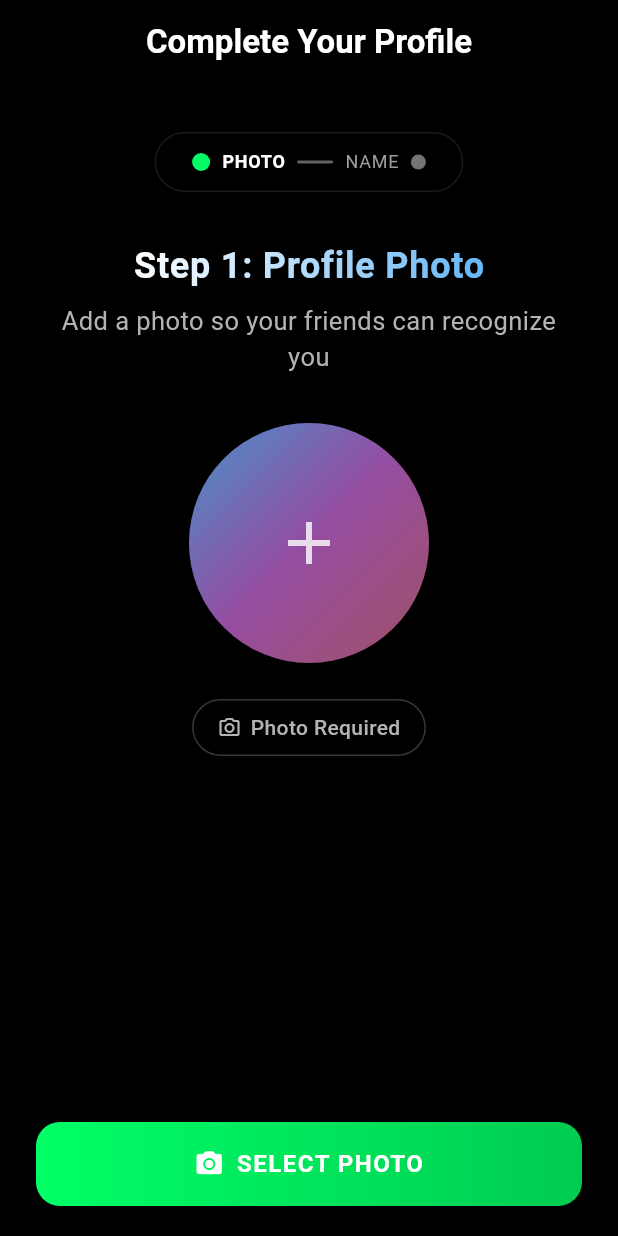
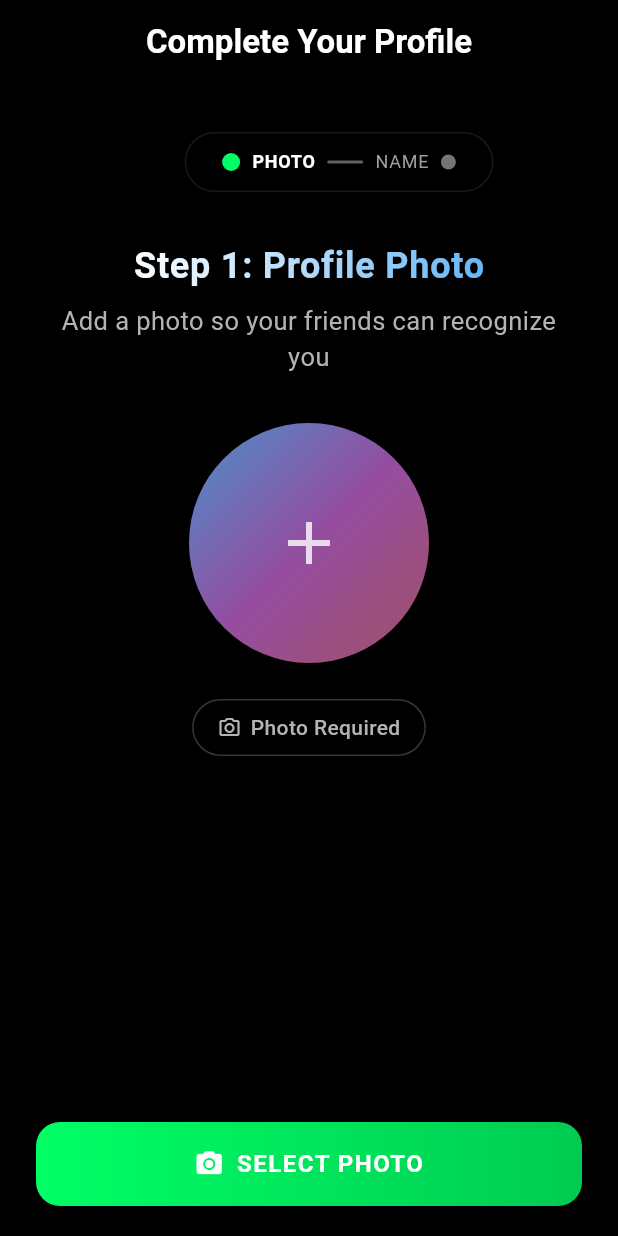
Before and after one commit to DuckBuck-Studios/DuckBuck-AI-Walkie-Talkie, a Flutter app: the ProfileCompletionScreen screen opened by its route, on a phone screen of 412 x 824 dp. Run offline on Flutter 3.47's test engine with Material 3 defaults, Android fonts, the light colour scheme and no system bars; drawn by our look-alikes of flutter_animate; our stand-ins replace cached_network_image, cloud_firestore, country_code_picker, dio, firebase_analytics, firebase_auth and 16 more; missing offline and left inert: firebase_app_check; accounts and stored records are empty.

Commit message:
enhance: Add smooth right-to-left slide transitions
- Enhanced ProfileNameSection with staggered right-to-left slide animations for all components
- Added right-to-left slide animation to ProfileStepIndicator during step transitions
- Increased main AnimatedSwitcher slide distance from 0.3 to 1.0 for full right-to-left effect
- Each element slides in with decreasing distance for natural staggered effect:
  - Header: 100px slide distance
  - Input field: 80px slide distance
  - Progress indicator: 60px slide distance
  - Requirements: 40px slide distance
- Step indicator slides 20px during transitions for subtle movement
- Improved fade timing from 0.3 to 0.2 interval for smoother appearance

```diff
--- a/lib/features/auth/screens/profile_completion_screen.dart
+++ b/lib/features/auth/screens/profile_completion_screen.dart
@@ -609,7 +609,7 @@ class _ProfileCompletionScreenState extends State<ProfileCompletionScreen>
                                   transitionBuilder: (Widget child, Animation<double> animation) {
                                     // Right to left slide transition with overflow clipping
                                     final slideAnimation = Tween<Offset>(
-                                      begin: const Offset(0.3, 0.0), // Reduced slide distance
+                                      begin: const Offset(1.0, 0.0), // Full slide distance from right
                                       end: Offset.zero, // End at center
                                     ).animate(CurvedAnimation(
                                       parent: animation,
@@ -622,7 +622,7 @@ class _ProfileCompletionScreenState extends State<ProfileCompletionScreen>
                                       end: 1.0,
                                     ).animate(CurvedAnimation(
                                       parent: animation,
-                                      curve: const Interval(0.3, 1.0, curve: Curves.easeOut),
+                                      curve: const Interval(0.2, 1.0, curve: Curves.easeOut),
                                     ));
 
                                     return ClipRect(
--- a/lib/features/auth/widgets/profile_completion/profile_step_indicator.dart
+++ b/lib/features/auth/widgets/profile_completion/profile_step_indicator.dart
@@ -1,6 +1,5 @@
 import 'package:flutter/material.dart';
 import 'package:flutter_animate/flutter_animate.dart';
-
 import '../../../../core/theme/app_colors.dart';
 
 /// Step indicator widget showing progress through profile completion
@@ -19,7 +18,13 @@ class ProfileStepIndicator extends StatelessWidget {
     return AnimatedBuilder(
       animation: stepTransitionController,
       builder: (context, child) {
-        return Container(
+        return Transform.translate(
+          // Add subtle right-to-left slide during step transition
+          offset: Offset(
+            (1.0 - stepTransitionController.value) * 20, // Slide from right during transition
+            0,
+          ),
+          child: Container(
             padding: const EdgeInsets.symmetric(horizontal: 24, vertical: 12),
             decoration: BoxDecoration(
               color: Colors.black.withValues(alpha: 0.3),
@@ -115,8 +120,9 @@ class ProfileStepIndicator extends StatelessWidget {
                 curve: Curves.elasticOut,
               ),
             ],
-          ),
-        );
+          ), // Close Container child Row
+        ), // Close Container
+      ); // Close Transform.translate
       },
     );
   }
```
Also changed, not shown: lib/features/auth/widgets/profile_completion/profile_name_section.dart (+25 -10 lines). Lines whose indentation alone changed are shown as unchanged.
